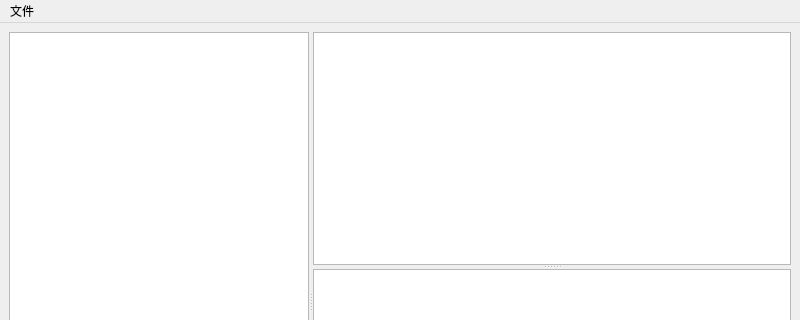
Before: the Qt Designer form src/ui/main_window.ui in TeaHeart/cellpose_deal, drawn with Qt 5; both pictures show x 0 to 800 and y 0 to 320 of the 800 by 600 pixel window.
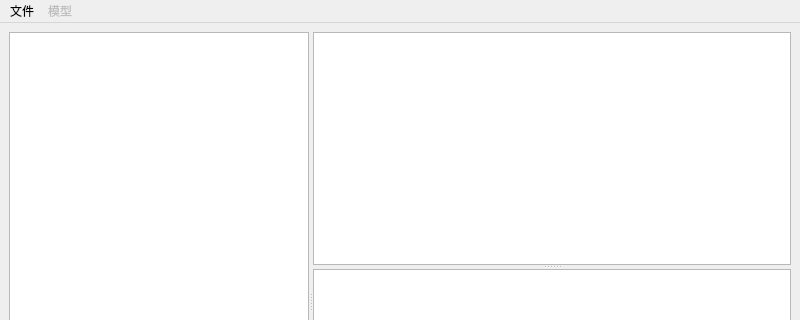
After: the same form once the commit is applied. Icons and pictures are not drawn.

What changed in the file:
```diff
--- a/src/ui/main_window.ui
+++ b/src/ui/main_window.ui
@@ -100,9 +100,21 @@
     <property name="title">
      <string>文件</string>
     </property>
-    <addaction name="action_open_folder"/>
+    <addaction name="actionOpenFolder"/>
+   </widget>
+   <widget class="QMenu" name="menu_2">
+    <property name="enabled">
+     <bool>false</bool>
+    </property>
+    <property name="title">
+     <string>模型</string>
+    </property>
+    <addaction name="actionModelConfig"/>
+    <addaction name="actionEvalCurrent"/>
+    <addaction name="actionEvalAll"/>
    </widget>
    <addaction name="menu"/>
+   <addaction name="menu_2"/>
   </widget>
   <widget class="QStatusBar" name="statusbar"/>
   <action name="action_open_folder">
```
Left out of the diff: 20 changed lines with no effect on the pictures.
